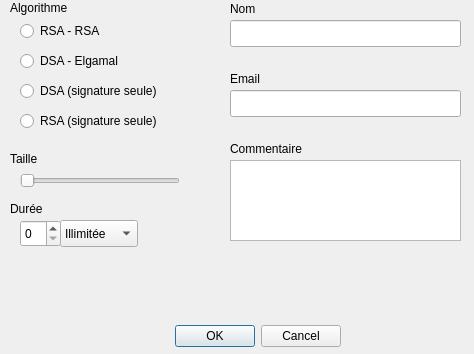
This is GuiPG/src/View/key_creation.ui in Diakakodo/GuiPG as Qt 5 draws it before an edit. The edited form follows.
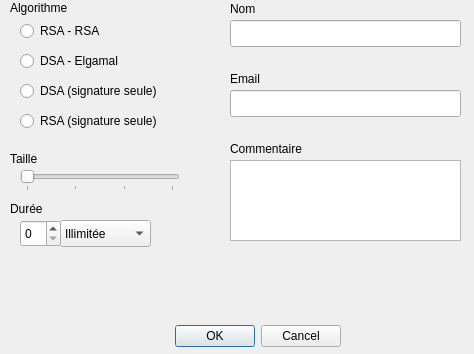
This is the edited form.

Commit message: Correction d'un bug dans l'affichage du gui de création de clé

The edit to the form file:
```diff
--- a/GuiPG/src/View/key_creation.ui
+++ b/GuiPG/src/View/key_creation.ui
@@ -106,6 +106,12 @@
    <property name="toolTip">
     <string/>
    </property>
+   <property name="toolTipDuration">
+    <number>5</number>
+   </property>
+   <property name="autoFillBackground">
+    <bool>false</bool>
+   </property>
    <property name="minimum">
     <number>1024</number>
    </property>
@@ -115,6 +121,12 @@
    <property name="orientation">
     <enum>Qt::Horizontal</enum>
    </property>
+   <property name="tickPosition">
+    <enum>QSlider::TicksBelow</enum>
+   </property>
+   <property name="tickInterval">
+    <number>1024</number>
+   </property>
   </widget>
   <widget class="QLabel" name="label_2">
    <property name="geometry">
@@ -150,7 +162,7 @@
     <rect>
      <x>60</x>
      <y>220</y>
-     <width>78</width>
+     <width>91</width>
      <height>27</height>
     </rect>
    </property>
```
Left out of the diff: 10 changed lines with no effect on the pictures. The commit also changes 1 other file.
